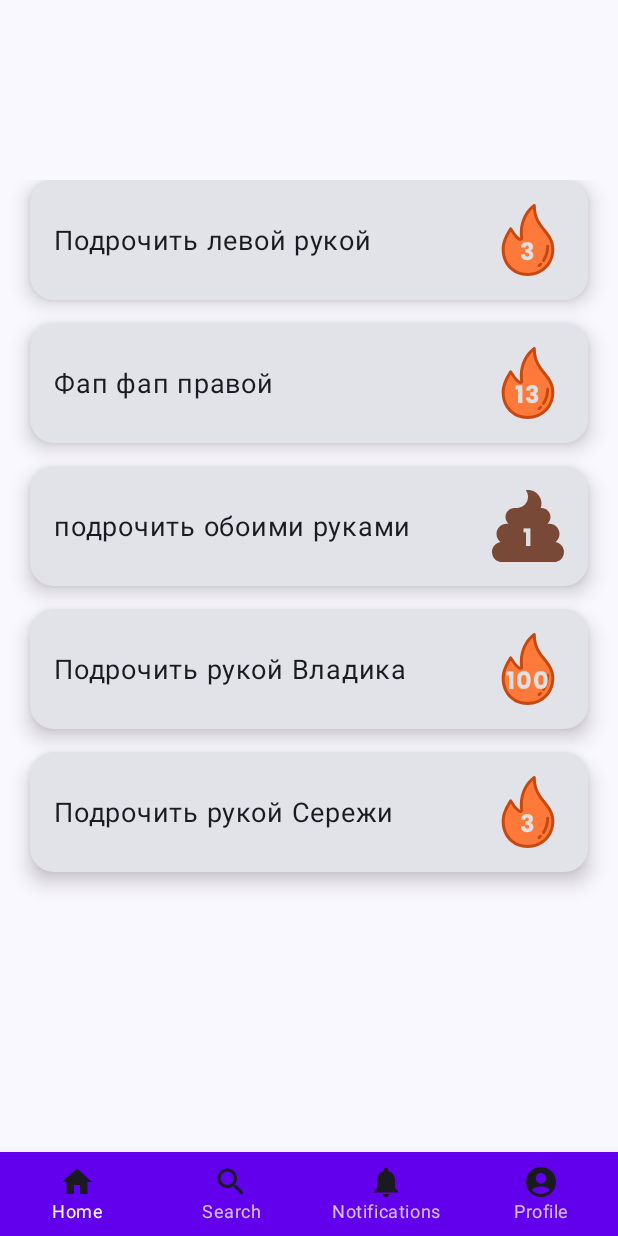
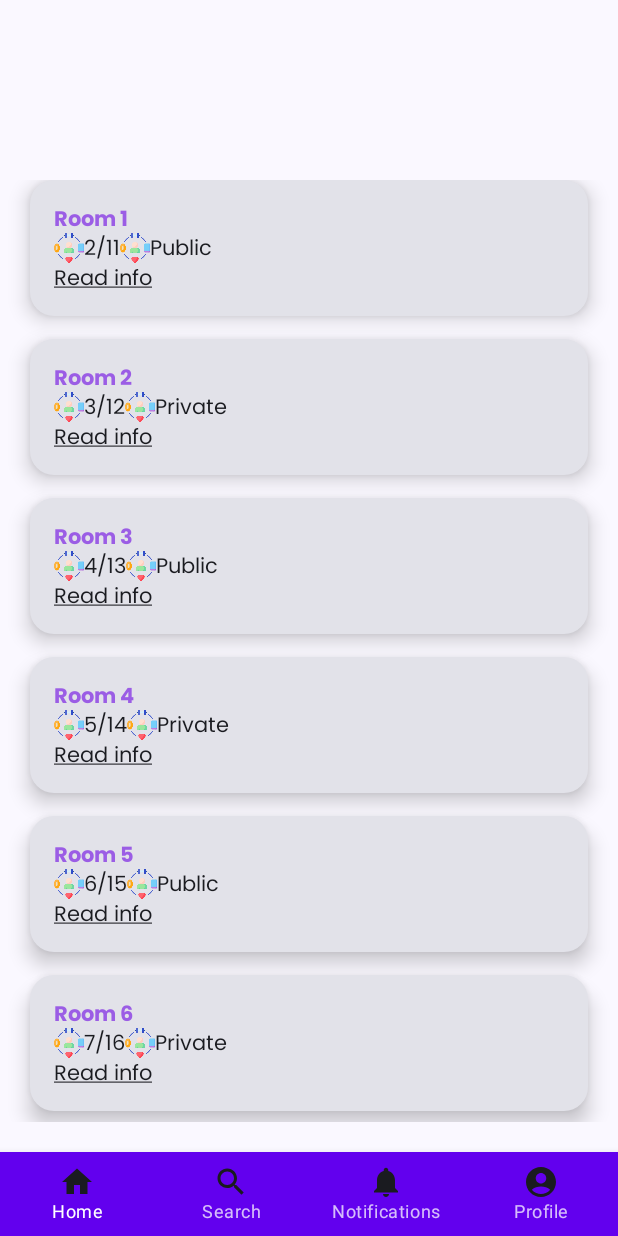
Before and after one commit to Ruslan794/HabiBoo, an Android app built with Jetpack Compose: the HOME screen opened through its navigation route, on a phone screen of 412 x 824 dp. Run offline under Robolectric (Android 15) with nearby library versions, the phone set to English and light mode, and no system bars; our stand-ins replace livedata-compose; pictures from the network do not load.

Commit message:
HomeScreen Zwischenergebnis

```diff
--- a/app/build.gradle.kts
+++ b/app/build.gradle.kts
@@ -73,6 +73,7 @@ dependencies {
 
     implementation ("androidx.compose.material:material:1.3.0")
     implementation (libs.androidx.navigation.compose.v242)
+    implementation ("io.coil-kt:coil-compose:2.1.0")
 
     implementation("androidx.datastore:datastore-preferences:1.1.1")
 
--- a/app/src/main/AndroidManifest.xml
+++ b/app/src/main/AndroidManifest.xml
@@ -1,6 +1,8 @@
 <?xml version="1.0" encoding="utf-8"?>
 <manifest xmlns:android="http://schemas.android.com/apk/res/android"
     xmlns:tools="http://schemas.android.com/tools">
+
+    <uses-permission android:name="android.permission.INTERNET" />
 
     <application
         android:name=".MyApplication"
--- /dev/null
+++ b/app/src/main/java/com/example/habiboo/common/RoomCard.kt
@@ -0,0 +1,157 @@
+package com.example.habiboo.common
+
+import androidx.compose.foundation.Image
+import androidx.compose.foundation.clickable
+import androidx.compose.foundation.layout.Arrangement
+import androidx.compose.foundation.layout.Box
+import androidx.compose.foundation.layout.Column
+import androidx.compose.foundation.layout.Row
+import androidx.compose.foundation.layout.fillMaxSize
+import androidx.compose.foundation.layout.fillMaxWidth
+import androidx.compose.foundation.layout.height
+import androidx.compose.foundation.layout.padding
+import androidx.compose.foundation.layout.size
+import androidx.compose.foundation.layout.width
+import androidx.compose.foundation.shape.RoundedCornerShape
+import androidx.compose.material3.Card
+import androidx.compose.material3.CardDefaults
+import androidx.compose.material3.MaterialTheme
+import androidx.compose.material3.Text
+import androidx.compose.runtime.Composable
+import androidx.compose.ui.Alignment
+import androidx.compose.ui.Modifier
+import androidx.compose.ui.layout.ContentScale
+import androidx.compose.ui.platform.LocalContext
+import androidx.compose.ui.res.painterResource
+import androidx.compose.ui.text.font.FontWeight
+import androidx.compose.ui.text.style.TextDecoration
+import androidx.compose.ui.unit.dp
+import androidx.compose.ui.unit.sp
+import coil.compose.AsyncImage
+import coil.request.ImageRequest
+import com.example.habiboo.R
+import com.example.habiboo.domain.model.Habit
+import com.example.habiboo.domain.model.Room
+import com.example.habiboo.presentation.theme.PrimaryTextDark
+import com.example.habiboo.presentation.theme.mainPurple
+import com.example.habiboo.presentation.theme.mainTextStyleMin
+
+@Composable
+fun RoomCard(room: Room, onRoomClick: (String) -> Unit) {
+
+    Card(
+        shape = RoundedCornerShape(16.dp),
+        elevation = CardDefaults.cardElevation(defaultElevation = 8.dp),
+        modifier = Modifier
+            .fillMaxWidth()
+            .clickable { onRoomClick(room.id) }
+    ) {
+        Row(
+            horizontalArrangement = Arrangement.SpaceBetween,
+            verticalAlignment = Alignment.CenterVertically,
+            modifier = Modifier
+                .fillMaxSize()
+                .padding(16.dp)
+        ) {
+            Column {
+                Text(
+                    text = room.name,
+                    style = mainTextStyleMin,
+                    color = mainPurple,
+                    fontWeight = FontWeight.Bold
+                )
+
+                Row {
+                    Image(
+                        painter = painterResource(id = R.drawable.login_screen_image),
+                        contentDescription = "Background Image",
+                        modifier = Modifier
+                            .height(20.dp)
+                            .width(20.dp),
+                        contentScale = ContentScale.Fit
+                    )
+                    Text(
+                        text = "${room.currentMembers}/${room.maxMembers}",
+                        style = mainTextStyleMin,
+                    )
+
+                    Image(
+                        painter = painterResource(id = R.drawable.login_screen_image),
+                        contentDescription = "Background Image",
+                        modifier = Modifier
+                            .height(20.dp)
+                            .width(20.dp),
+                        contentScale = ContentScale.Fit
+                    )
+                    Text(
+                        text = if (room.isPrivate) "Private" else "Public",
+                        style = mainTextStyleMin,
+                    )
+
+                }
+
+                Text(text = "Read info", style = mainTextStyleMin, textDecoration = TextDecoration.Underline)
+            }
+
+            AsyncImage(
+                model = ImageRequest.Builder(LocalContext.current)
+                    .data(room.imageUrl)
+                    .crossfade(true)
+                    .build(),
+                contentDescription = "Loaded Image",
+                modifier = Modifier.fillMaxSize(),
+                contentScale = ContentScale.Crop
+            )
+        }
+    }
+
+}
+
+
+@Composable
+fun HabitCard(habit: Habit, onHabitClick: (String) -> Unit) {
+
+    val image = if (habit.currentStreak < 3) R.drawable.poop_icon
+    else R.drawable.fire_icon
+
+
+    Card(
+        shape = RoundedCornerShape(16.dp),
+        elevation = CardDefaults.cardElevation(defaultElevation = 8.dp),
+        modifier = Modifier
+            .fillMaxWidth()
+            .clickable { onHabitClick(habit.id.toString()) }
+    ) {
+        Row(
+            horizontalArrangement = Arrangement.SpaceBetween,
+            verticalAlignment = Alignment.CenterVertically,
+            modifier = Modifier
+                .fillMaxSize()
+                .padding(16.dp)
+        ) {
+            Text(
+                text = habit.name,
+                style = MaterialTheme.typography.bodyLarge.copy(fontSize = 18.sp),
+            )
+            Box(
+                contentAlignment = Alignment.Center,
+                modifier = Modifier
+                    .size(48.dp)
+            ) {
+                Image(
+                    painter = painterResource(id = image),
+                    contentDescription = "Fire Icon",
+                    modifier = Modifier.size(48.dp)
+                )
+                Text(
+                    text = habit.currentStreak.toString(),
+                    fontSize = 16.sp,
+                    fontWeight = FontWeight.Bold,
+                    color = PrimaryTextDark,
+                    modifier = Modifier
+                        .padding(top = 20.dp, start = 4.dp, end = 4.dp, bottom = 4.dp)
+                )
+            }
+        }
+    }
+}
--- a/app/src/main/java/com/example/habiboo/presentation/screens/homescreen/HomeScreen.kt
+++ b/app/src/main/java/com/example/habiboo/presentation/screens/homescreen/HomeScreen.kt
@@ -39,7 +39,9 @@ import androidx.navigation.NavHost
 import androidx.navigation.NavHostController
 import androidx.navigation.compose.rememberNavController
 import com.example.habiboo.R
+import com.example.habiboo.common.RoomCard
 import com.example.habiboo.domain.model.Habit
+import com.example.habiboo.domain.model.Room
 import com.example.habiboo.presentation.navigation.BottomNavigationBar
 import com.example.habiboo.presentation.navigation.NavDestination
 import com.example.habiboo.presentation.theme.PrimaryTextDark
@@ -47,7 +49,7 @@ import com.example.habiboo.presentation.theme.PrimaryTextDark
 @Composable
 fun HomeScreen(navController: NavHostController, vm: HomeScreenViewModel = viewModel()) {
 
-    val habitsState = vm.habits.observeAsState()
+    val roomsState = vm.rooms.observeAsState()
     val onAddBtnClicked  = {  navController.navigate(NavDestination.AddHabit.route)  }
 
     Scaffold(
@@ -59,11 +61,13 @@ fun HomeScreen(navController: NavHostController, vm: HomeScreenViewModel = viewM
                     .fillMaxSize()
                     .padding(padding)
             ) {
-                if (habitsState.value?.isEmpty() == true) {
+                if (roomsState.value?.isEmpty() == true) {
                     EmptyListPlaceHolder()
                 } else {
-                    habitsState.value?.let { HabitList(it,
-                        onHabitClick = { habitId ->
+                    roomsState.value?.let {
+
+                        RoomList(it,
+                        onRoomClick = { habitId ->
                      //   navController.navigate(NavDestination.A.createRoute(habitId))
                     })  }
                 }
@@ -86,19 +90,22 @@ fun TopBar() {
 }
 
 @Composable
-fun HabitList(habits: List<Habit>, onHabitClick: (String) -> Unit) {
+fun RoomList(rooms: List<Room>, onRoomClick: (String) -> Unit) {
     LazyColumn(
         modifier = Modifier
             .fillMaxSize()
             .padding(20.dp)
     )
     {
-        items(habits) { h ->
-            HabitCard(habit = h, onHabitClick)
+        items(rooms) { r ->
+            RoomCard(room = r, onRoomClick)
             Spacer(modifier = Modifier.size(15.dp))
         }
     }
 }
+
+
+
 
 @Composable
 fun HabitCard(habit: Habit,  onHabitClick: (String) -> Unit) {
@@ -156,7 +163,7 @@ fun EmptyListPlaceHolder() {
         horizontalAlignment = Alignment.CenterHorizontally
     ) {
 
-        Text(text = "You have no habbits so far...\nStart right now!")
+        Text(text = "You have no rooms so far...\nStart right now!")
         Spacer(modifier = Modifier.height(20.dp))
     }
 }
--- a/app/src/main/java/com/example/habiboo/presentation/screens/homescreen/HomeScreenViewModel.kt
+++ b/app/src/main/java/com/example/habiboo/presentation/screens/homescreen/HomeScreenViewModel.kt
@@ -6,13 +6,15 @@ import androidx.lifecycle.ViewModel
 import androidx.lifecycle.viewModelScope
 import com.example.habiboo.domain.model.Habit
 import com.example.habiboo.domain.model.NotificationSettings
+import com.example.habiboo.domain.model.Room
+import com.example.habiboo.domain.model.Task
 import kotlinx.coroutines.launch
 import java.time.LocalDateTime
 
 class HomeScreenViewModel : ViewModel() {
 
-    private val _habits = MutableLiveData<List<Habit>>()
-    val habits: LiveData<List<Habit>> get() = _habits
+    private val _rooms = MutableLiveData<List<Room>>()
+    val rooms: LiveData<List<Room>> get() = _rooms
 
     init {
         updateHabitsList()
@@ -22,10 +24,44 @@ class HomeScreenViewModel : ViewModel() {
         viewModelScope.launch {
             // _habits.value = emptyList()
             // delay(2000)
-            _habits.value = habitsSample
+            _rooms.value = generateSampleRooms()
         }
     }
+
+
+
+    fun generateSampleRooms(): List<Room> {
+        val rooms = mutableListOf<Room>()
+        for (i in 1..10) {
+            rooms.add(
+                Room(
+                    id = "room$i",
+                    name = "Room $i",
+                    description = "Description of Room $i with detailed info.",
+                    maxMembers = 10 + i,  // Example variation
+                    currentMembers = 1 + i,  // Increment to show variety
+                    isPrivate = i % 2 == 0,  // Alternate between private and public
+                    imageUrl = if (i % 3 == 0) "http://example.com/image$i.jpg" else null,  // Some have images, some don't
+                    tasks = listOf(
+                        Task(id = "task${i}1", name = "Task ${i}1", description = "Task ${i}1 description", isCompleted = false),
+                        Task(id = "task${i}2", name = "Task ${i}2", description = "Task ${i}2 description", isCompleted = true)
+                    )
+                )
+            )
+        }
+        return rooms
+    }
+
+
 }
+
+
+
+
+
+
+
+
 
 
 val habitsSample = listOf(
```
Also changed, not shown: app/src/main/java/com/example/habiboo/presentation/screens/loginscreen/LoginScreen.kt (+18 -2 lines), app/src/main/java/com/example/habiboo/presentation/screens/loginscreen/LoginScreenViewModel.kt (+7 -0 lines).
